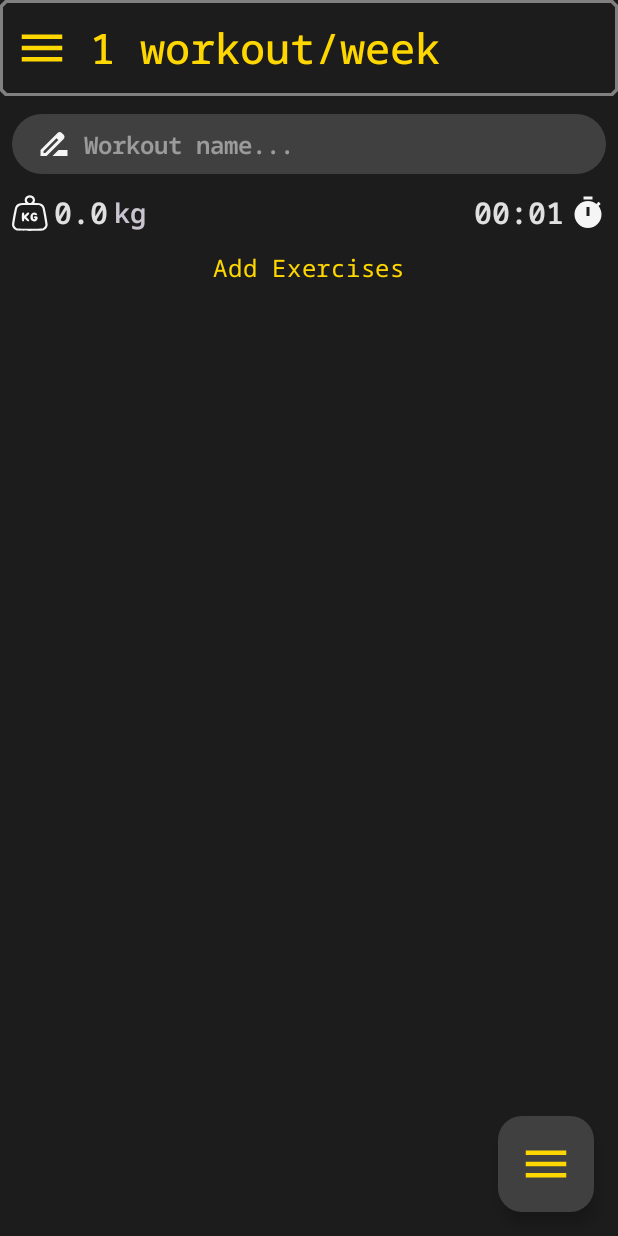
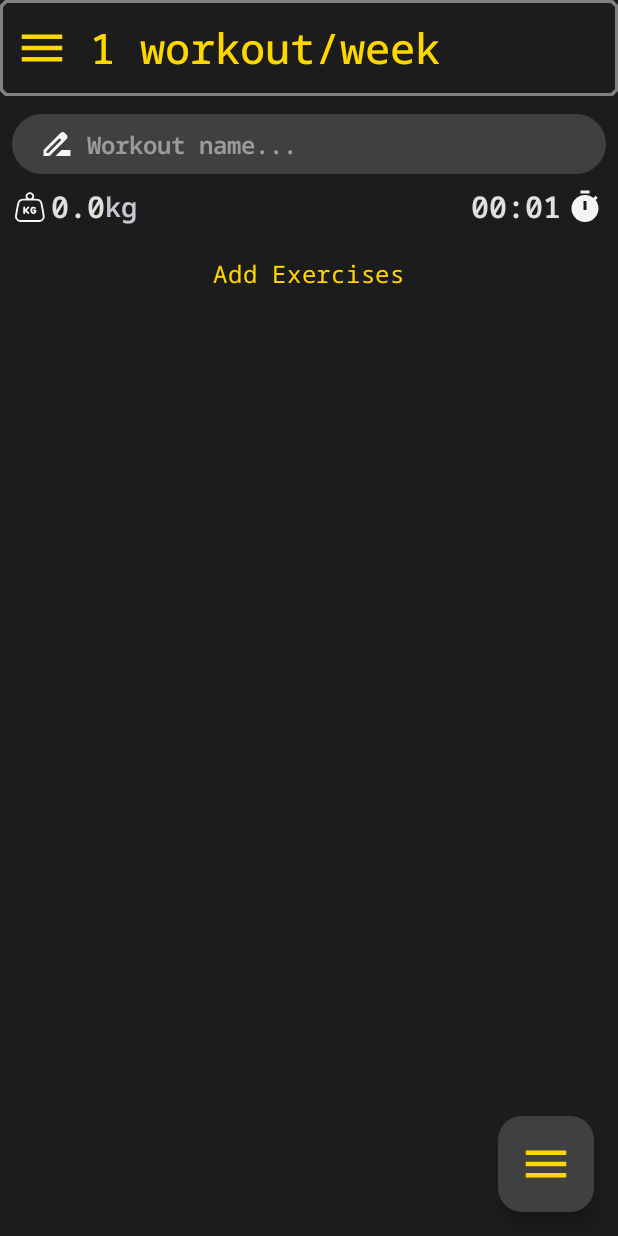
Before and after one commit to neitforever/Trainify, an Android app built with Jetpack Compose: the screen it shows after launch (MainActivity), after a tap on "Start", on a phone screen of 412 x 824 dp. Run offline under Robolectric (Android 15) with nearby library versions, the phone set to English and light mode, and no system bars; our stand-ins replace Room's generated code; libraries missing offline, so code that uses them is left out: com.android.tools.

Commit message:
Fix TotalWeightAndTimeRow.kt

```diff
--- a/app/src/main/java/com/example/motivationcalendarapi/ui/WorkoutScreen.kt
+++ b/app/src/main/java/com/example/motivationcalendarapi/ui/WorkoutScreen.kt
@@ -53,8 +53,8 @@ import androidx.compose.ui.text.input.KeyboardType
 import com.example.motivationcalendarapi.R
 import com.example.motivationcalendarapi.ui.utils.dialogs.EndWorkoutDialog
 import com.example.motivationcalendarapi.ui.utils.ExerciseSelectionBottomSheet
-import com.example.motivationcalendarapi.ui.utils.TimeRow
 import com.example.motivationcalendarapi.ui.utils.TimerBottomSheet
+import com.example.motivationcalendarapi.ui.utils.TotalWeightAndTimeRow
 import com.example.motivationcalendarapi.ui.utils.WorkoutNameTextField
 import com.example.motivationcalendarapi.ui.utils.dialogs.AutoDismissDialog
 import com.example.motivationcalendarapi.ui.utils.dialogs.ExistWorkoutDialog
@@ -339,7 +339,7 @@ fun AddWorkoutScreen(
                             }, keyboardController = keyboardController
                         )
 
-                        TimeRow(
+                        TotalWeightAndTimeRow(
                             timerValue = timerValue, totalKg = totalKg
                         )
 
--- a/app/src/main/java/com/example/motivationcalendarapi/ui/utils/TotalWeightAndTimeRow.kt
+++ b/app/src/main/java/com/example/motivationcalendarapi/ui/utils/TotalWeightAndTimeRow.kt
@@ -15,12 +15,12 @@ import androidx.compose.ui.res.painterResource
 import com.example.motivationcalendarapi.R
 
 @Composable
-fun TimeRow(
+fun TotalWeightAndTimeRow(
     timerValue: Int,
     totalKg: Float
 ) {
     Row(
-        modifier = Modifier.fillMaxWidth().padding(top = 12.dp),
+        modifier = Modifier.fillMaxWidth().padding(horizontal = 2.dp, vertical = 8.dp),
         horizontalArrangement = Arrangement.SpaceBetween
     ) {
         Row(verticalAlignment = Alignment.CenterVertically){
@@ -28,12 +28,11 @@ fun TimeRow(
                 painter = painterResource(R.drawable.ic_equipment_body_weight),
                 contentDescription = "weight",
                 tint = MaterialTheme.colorScheme.onSurface,
-                modifier = Modifier.size(24.dp))
+                modifier = Modifier.size(24.dp).padding(end = 4.dp))
             Text(
                 text = "%.1f".format(totalKg),
                 style = MaterialTheme.typography.headlineMedium,
                 color = MaterialTheme.colorScheme.onBackground,
-                modifier = Modifier.padding(start = 4.dp, end = 4.dp)
             )
             Text(
                 text = "kg",
--- a/app/src/main/java/com/example/motivationcalendarapi/ui/utils/WorkoutNameTextField.kt
+++ b/app/src/main/java/com/example/motivationcalendarapi/ui/utils/WorkoutNameTextField.kt
@@ -47,7 +47,7 @@ fun WorkoutNameTextField(
         decorationBox = { innerTextField ->
             Row(
                 verticalAlignment = Alignment.CenterVertically,
-                modifier = Modifier.fillMaxWidth()
+                modifier = Modifier.fillMaxWidth().padding(horizontal = 2.dp)
             ) {
                 Icon(
                     painter = painterResource(id = R.drawable.ic_write),
```
